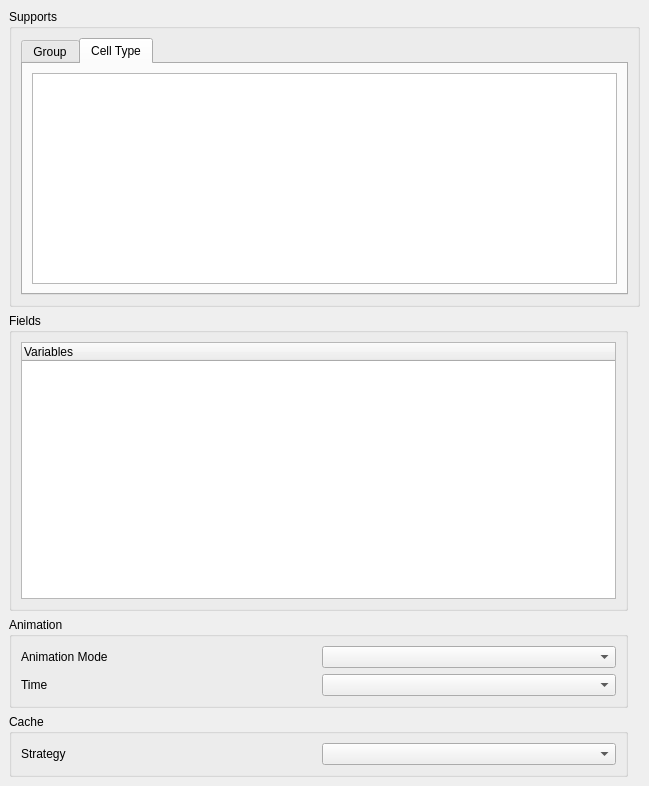
Before: the Qt Designer form src/Plugins/MedReader/ParaViewPlugin/Resources/UI/MedReaderPanel.ui in SalomePlatform/paravis, drawn with Qt 5.
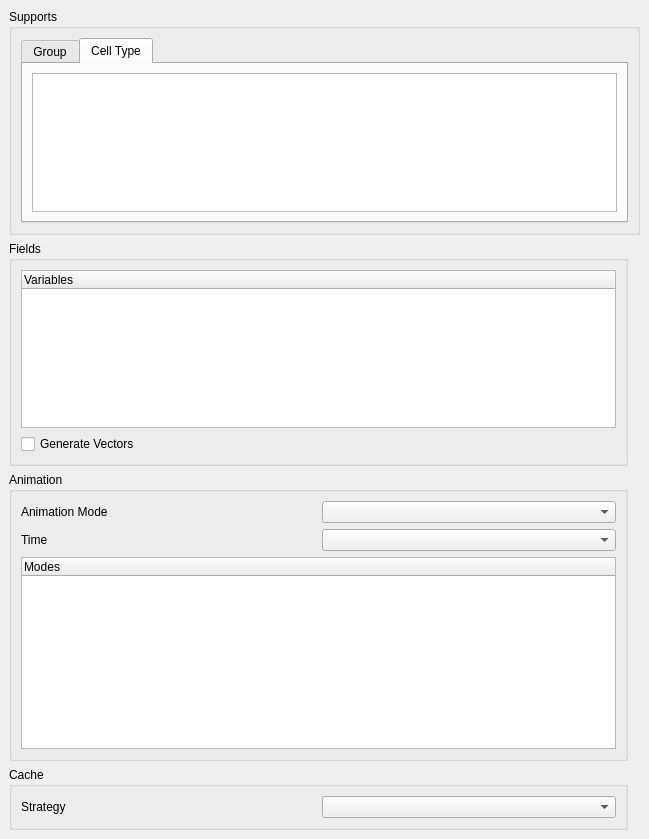
After: the same form once the commit is applied. Custom widgets are drawn as their Qt base class.

Diff of the .ui file:
```diff
--- a/src/Plugins/MedReader/ParaViewPlugin/Resources/UI/MedReaderPanel.ui
+++ b/src/Plugins/MedReader/ParaViewPlugin/Resources/UI/MedReaderPanel.ui
@@ -7,7 +7,7 @@
     <x>0</x>
     <y>0</y>
     <width>649</width>
-    <height>786</height>
+    <height>839</height>
    </rect>
   </property>
   <property name="sizePolicy">
@@ -111,7 +111,7 @@
      <property name="title">
       <string>Fields</string>
      </property>
-     <layout class="QHBoxLayout" name="horizontalLayout_4">
+     <layout class="QVBoxLayout" name="verticalLayout_4">
       <property name="spacing">
        <number>6</number>
       </property>
@@ -136,6 +136,13 @@
         </column>
        </widget>
       </item>
+      <item>
+       <widget class="QCheckBox" name="GenerateVectors">
+        <property name="text">
+         <string>Generate Vectors</string>
+        </property>
+       </widget>
+      </item>
      </layout>
     </widget>
    </item>
@@ -152,49 +159,75 @@
      </property>
     </spacer>
    </item>
-   <item row="3" column="1">
-    <spacer>
-     <property name="orientation">
-      <enum>Qt::Vertical</enum>
-     </property>
-     <property name="sizeHint" stdset="0">
-      <size>
-       <width>0</width>
-       <height>40</height>
-      </size>
-     </property>
-    </spacer>
-   </item>
-   <item row="2" column="0" rowspan="2">
+   <item row="4" column="0" rowspan="2">
     <widget class="QGroupBox" name="timeGroupBox">
      <property name="title">
       <string>Animation</string>
      </property>
-     <layout class="QGridLayout" name="gridLayout_2">
-      <item row="0" column="0">
-       <widget class="QLabel" name="AnimationModeLabel">
-        <property name="text">
-         <string>Animation Mode</string>
-        </property>
-       </widget>
+     <layout class="QVBoxLayout" name="verticalLayout_3">
+      <item>
+       <layout class="QHBoxLayout" name="horizontalLayout_3">
+        <item>
+         <widget class="QLabel" name="AnimationModeLabel">
+          <property name="text">
+           <string>Animation Mode</string>
+          </property>
+         </widget>
+        </item>
+        <item>
+         <widget class="QComboBox" name="AnimationModeCombo"/>
+        </item>
+       </layout>
       </item>
-      <item row="0" column="1">
-       <widget class="QComboBox" name="AnimationModeCombo"/>
+      <item>
+       <layout class="QHBoxLayout" name="TimeLayout">
+        <item>
+         <widget class="QLabel" name="TimeLabel">
+          <property name="text">
+           <string>Time</string>
+          </property>
+         </widget>
+        </item>
+        <item>
+         <widget class="QComboBox" name="TimeCombo"/>
+        </item>
+       </layout>
       </item>
-      <item row="1" column="1">
-       <widget class="QComboBox" name="TimeCombo"/>
-      </item>
-      <item row="1" column="0">
-       <widget class="QLabel" name="TimeLabel">
-        <property name="text">
-         <string>Time</string>
+      <item>
+       <widget class="pqTreeWidget" name="Modes">
+        <property name="minimumSize">
+         <size>
+          <width>0</width>
+          <height>100</height>
+         </size>
         </property>
+        <property name="rootIsDecorated">
+         <bool>false</bool>
+        </property>
+        <column>
+         <property name="text">
+          <string>Modes</string>
+         </property>
+        </column>
        </widget>
       </item>
      </layout>
     </widget>
    </item>
-   <item row="4" column="0">
+   <item row="5" column="1">
+    <spacer>
+     <property name="orientation">
+      <enum>Qt::Vertical</enum>
+     </property>
+     <property name="sizeHint" stdset="0">
+      <size>
+       <width>0</width>
+       <height>40</height>
+      </size>
+     </property>
+    </spacer>
+   </item>
+   <item row="6" column="0">
     <widget class="QGroupBox" name="groupBox">
      <property name="title">
       <string>Cache</string>
```
Left out of the diff: 4 changed lines with no effect on the pictures.
